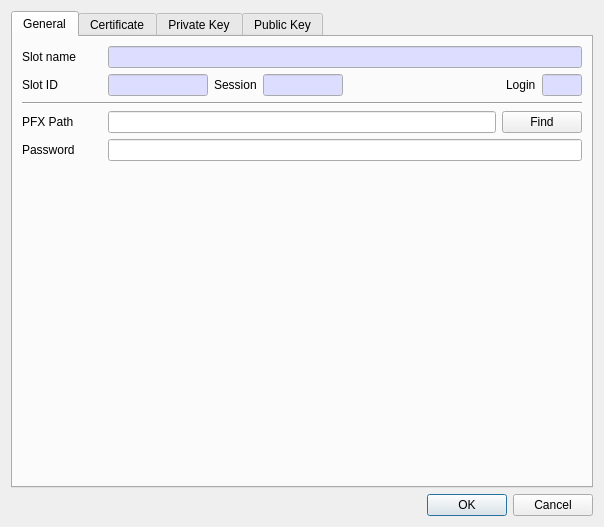
Before: the Qt Designer form CryptokiMan/import_pfx_dlg.ui in jykim74/CryptokiMan, drawn with Qt 5.
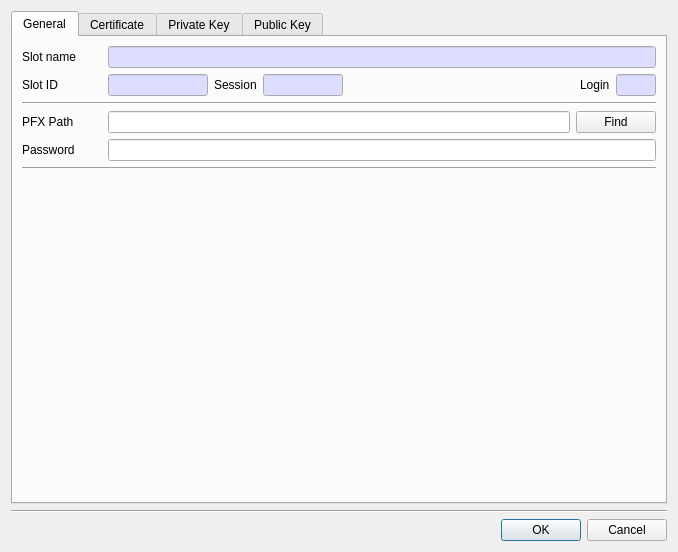
After: the same form once the commit is applied. The open tabs and pages were chosen to show the change.

The edit to the form file:
```diff
--- a/CryptokiMan/import_pfx_dlg.ui
+++ b/CryptokiMan/import_pfx_dlg.ui
@@ -6,8 +6,8 @@
    <rect>
     <x>0</x>
     <y>0</y>
-    <width>583</width>
-    <height>527</height>
+    <width>678</width>
+    <height>552</height>
    </rect>
   </property>
   <property name="windowTitle">
@@ -339,6 +339,13 @@
          </item>
         </layout>
        </item>
+       <item>
+        <widget class="Line" name="line">
+         <property name="orientation">
+          <enum>Qt::Horizontal</enum>
+         </property>
+        </widget>
+       </item>
        <item>
         <spacer name="verticalSpacer">
          <property name="orientation">
@@ -1166,6 +1173,13 @@
      </widget>
     </widget>
    </item>
+   <item>
+    <widget class="Line" name="line_9">
+     <property name="orientation">
+      <enum>Qt::Horizontal</enum>
+     </property>
+    </widget>
+   </item>
    <item>
     <widget class="QDialogButtonBox" name="buttonBox">
      <property name="orientation">
```
Left out of the diff: 2 changed lines with no effect on the pictures.
